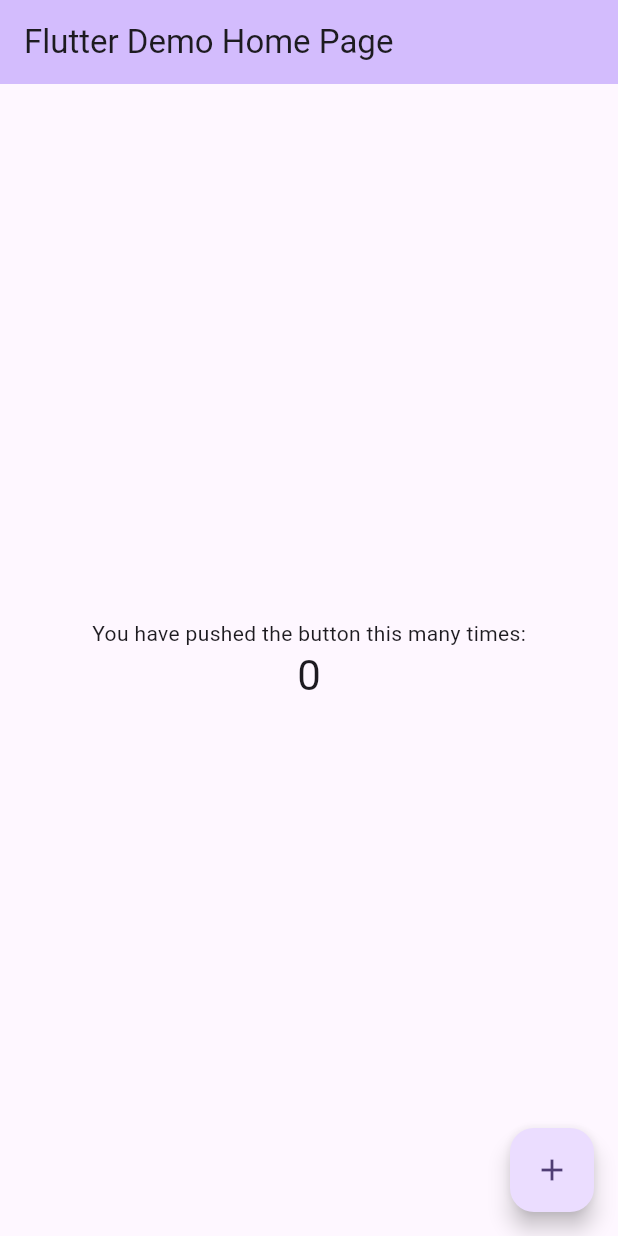
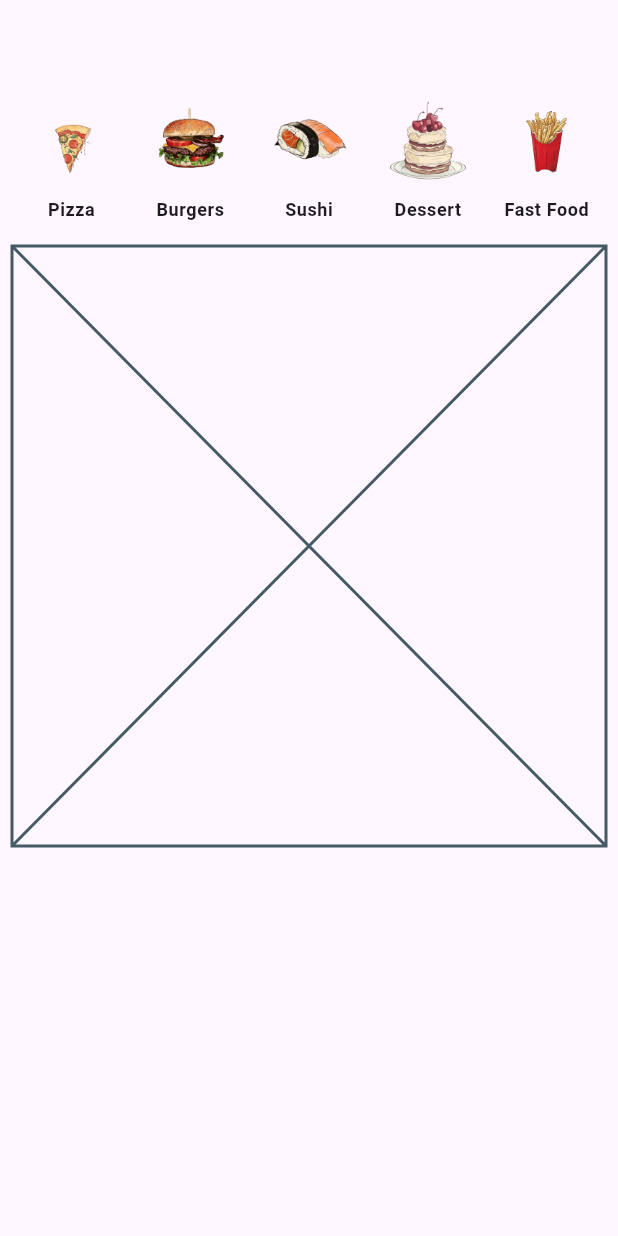
Before and after one commit to Dapo-dan/food_delivery_app, a Flutter app: the screen it shows after launch, on a phone screen of 412 x 824 dp. Run offline on Flutter 3.47's test engine with Material 3 defaults, Android fonts, the phone set to English and light mode, and no system bars; our stand-ins replace bloc, equatable, flutter_bloc, freezed_annotation.

Commit message:
feat: added food categories

```diff
--- a/lib/main.dart
+++ b/lib/main.dart
@@ -1,110 +1,59 @@
 import 'package:flutter/material.dart';
+import 'package:flutter_bloc/flutter_bloc.dart';
+import 'package:food_delivery_app/repositories/food_category_repository.dart';
+import 'package:food_delivery_app/repositories/restaurant_repository.dart';
+import 'package:food_delivery_app/screens/home/home_screen.dart';
+import 'package:food_delivery_app/state/home/home_bloc.dart';
 
 void main() {
-  runApp(const MyApp());
+  const foodCategoryRepository = FoodCategoryRepository();
+  const restaurantRepository = RestaurantRepository();
+
+  runApp(const APpScreen(
+    foodCategoryRepository: foodCategoryRepository,
+    restaurantRepository: restaurantRepository,
+  ));
 }
 
-class MyApp extends StatelessWidget {
-  const MyApp({super.key});
+class APpScreen extends StatelessWidget {
+  const APpScreen({
+    super.key,
+    required this.foodCategoryRepository,
+    required this.restaurantRepository,
+  });
+
+  final FoodCategoryRepository foodCategoryRepository;
+  final RestaurantRepository restaurantRepository;
 
   @override
   Widget build(BuildContext context) {
-    return MaterialApp(
-      title: 'Food Delivery app',
-      debugShowCheckedModeBanner: false,
-      theme: ThemeData(
-        colorScheme: ColorScheme.fromSeed(seedColor: Colors.deepPurple),
-        useMaterial3: true,
+    return MultiRepositoryProvider(
+      providers: [
+        RepositoryProvider.value(value: foodCategoryRepository),
+        RepositoryProvider.value(value: restaurantRepository),
+      ],
+      child: MultiBlocProvider(
+        providers: [
+          // Global scope
+          BlocProvider(
+            create: (context) => HomeBloc(
+              foodCategoryRepository: foodCategoryRepository,
+              restaurantRepository: restaurantRepository,
+            )..add(
+                LoadHomeEvent(),
+              ),
+          ),
+        ],
+        child: MaterialApp(
+          title: 'Food Delivery app',
+          debugShowCheckedModeBanner: false,
+          theme: ThemeData(
+            colorScheme: ColorScheme.fromSeed(seedColor: Colors.deepPurple),
+            useMaterial3: true,
+          ),
+          home: const HomeScreen(),
+        ),
       ),
-      home: const MyHomePage(title: 'Flutter Demo Home Page'),
     );
   }
 }
-
-class MyHomePage extends StatefulWidget {
-  const MyHomePage({super.key, required this.title});
-
-  // This widget is the home page of your application. It is stateful, meaning
-  // that it has a State object (defined below) that contains fields that affect
-  // how it looks.
-
-  // This class is the configuration for the state. It holds the values (in this
-  // case the title) provided by the parent (in this case the App widget) and
-  // used by the build method of the State. Fields in a Widget subclass are
-  // always marked "final".
-
-  final String title;
-
-  @override
-  State<MyHomePage> createState() => _MyHomePageState();
-}
-
-class _MyHomePageState extends State<MyHomePage> {
-  int _counter = 0;
-
-  void _incrementCounter() {
-    setState(() {
-      // This call to setState tells the Flutter framework that something has
-      // changed in this State, which causes it to rerun the build method below
-      // so that the display can reflect the updated values. If we changed
-      // _counter without calling setState(), then the build method would not be
-      // called again, and so nothing would appear to happen.
-      _counter++;
-    });
-  }
-
-  @override
-  Widget build(BuildContext context) {
-    // This method is rerun every time setState is called, for instance as done
-    // by the _incrementCounter method above.
-    //
-    // The Flutter framework has been optimized to make rerunning build methods
-    // fast, so that you can just rebuild anything that needs updating rather
-    // than having to individually change instances of widgets.
-    return Scaffold(
-      appBar: AppBar(
-        // TRY THIS: Try changing the color here to a specific color (to
-        // Colors.amber, perhaps?) and trigger a hot reload to see the AppBar
-        // change color while the other colors stay the same.
-        backgroundColor: Theme.of(context).colorScheme.inversePrimary,
-        // Here we take the value from the MyHomePage object that was created by
-        // the App.build method, and use it to set our appbar title.
-        title: Text(widget.title),
-      ),
-      body: Center(
-        // Center is a layout widget. It takes a single child and positions it
-        // in the middle of the parent.
-        child: Column(
-          // Column is also a layout widget. It takes a list of children and
-          // arranges them vertically. By default, it sizes itself to fit its
-          // children horizontally, and tries to be as tall as its parent.
-          //
-          // Column has various properties to control how it sizes itself and
-          // how it positions its children. Here we use mainAxisAlignment to
-          // center the children vertically; the main axis here is the vertical
-          // axis because Columns are vertical (the cross axis would be
-          // horizontal).
-          //
-          // TRY THIS: Invoke "debug painting" (choose the "Toggle Debug Paint"
-          // action in the IDE, or press "p" in the console), to see the
-          // wireframe for each widget.
-          mainAxisAlignment: MainAxisAlignment.center,
-          children: <Widget>[
-            const Text(
-              'You have pushed the button this many times:',
-            ),
-            Text(
-              '$_counter',
-              style: Theme.of(context).textTheme.headlineMedium,
-            ),
-          ],
-        ),
-      ),
-      floatingActionButton: FloatingActionButton(
-        onPressed: _incrementCounter,
-        tooltip: 'Increment',
-        child: const Icon(Icons.add),
-      ), // This trailing comma makes auto-formatting nicer for build methods.
-    );
-  }
-}
--- /dev/null
+++ b/lib/screens/home/_home_food_categories.dart
@@ -0,0 +1,46 @@
+part of 'home_screen.dart';
+
+class _FoodCategories extends StatelessWidget {
+  const _FoodCategories();
+
+  @override
+  Widget build(BuildContext context) {
+    final textTheme = Theme.of(context).textTheme;
+    final colorScheme = Theme.of(context).colorScheme;
+
+    return BlocBuilder<HomeBloc, HomeState>(
+      builder: (context, state) {
+        return Row(
+            children: state.foodCategories.take(5).map((category) {
+          return Expanded(
+            child: GestureDetector(
+              onTap: () {},
+              child: Column(
+                children: [
+                  CircleAvatar(
+                    radius: 30,
+                    backgroundColor: colorScheme.background,
+                    child: Image.asset(
+                      category.imageUrl,
+                    ),
+                  ),
+                  const SizedBox(
+                    height: 8.0,
+                  ),
+                  Text(
+                    category.name,
+                    maxLines: 1,
+                    overflow: TextOverflow.ellipsis,
+                    style: textTheme.bodySmall!.copyWith(
+                      fontWeight: FontWeight.bold,
+                    ),
+                  )
+                ],
+              ),
+            ),
+          );
+        }).toList());
+      },
+    );
+  }
+}
--- /dev/null
+++ b/lib/screens/home/_home_restaurant_filters.dart
@@ -0,0 +1,10 @@
+part of 'home_screen.dart';
+
+class _RestaurantFilters extends StatelessWidget {
+  const _RestaurantFilters();
+
+  @override
+  Widget build(BuildContext context) {
+    return const Placeholder();
+  }
+}
--- /dev/null
+++ b/lib/screens/home/home_screen.dart
@@ -0,0 +1,54 @@
+import 'package:flutter/material.dart';
+import 'package:flutter_bloc/flutter_bloc.dart';
+import 'package:food_delivery_app/state/home/home_bloc.dart';
+
+part '_home_food_categories.dart';
+part '_home_restaurant_filters.dart';
+
+class HomeScreen extends StatelessWidget {
+  const HomeScreen({super.key});
+
+  @override
+  Widget build(BuildContext context) {
+    return const HomeView();
+  }
+}
+
+class HomeView extends StatelessWidget {
+  const HomeView({super.key});
+
+  @override
+  Widget build(BuildContext context) {
+    return Scaffold(
+      appBar: AppBar(),
+      body: BlocBuilder<HomeBloc, HomeState>(
+        builder: (context, state) {
+          if (state.status == HomeStatus.initial ||
+              state.status == HomeStatus.loading) {
+            return const Center(
+              child: CircularProgressIndicator(),
+            );
+          }
+          if (state.status == HomeStatus.loaded) {
+            return const SingleChildScrollView(
+              padding: EdgeInsets.all(8.0),
+              child: Column(
+                children: [
+                  _FoodCategories(),
+                  SizedBox(height: 16.0,),
+                  _RestaurantFilters(),
+                ],
+              ),
+            );
+          } else {
+            return const Center(
+              child: Text(
+                'Something went wrong!',
+              ),
+            );
+          }
+        },
+      ),
+    );
+  }
+}
--- a/lib/state/home/home_bloc.dart
+++ b/lib/state/home/home_bloc.dart
@@ -15,9 +15,9 @@ class HomeBloc extends Bloc<HomeEvent, HomeState> {
   HomeBloc({
     required FoodCategoryRepository foodCategoryRepository,
     required RestaurantRepository restaurantRepository,
-  }) : _foodCategoryRepository = foodCategoryRepository,
-  _restaurantRepository = restaurantRepository,
-  super(const HomeState()) {
+  })  : _foodCategoryRepository = foodCategoryRepository,
+        _restaurantRepository = restaurantRepository,
+        super(const HomeState()) {
     on<LoadHomeEvent>(_onLoadHome);
   }
 
@@ -28,9 +28,12 @@ class HomeBloc extends Bloc<HomeEvent, HomeState> {
     debugPrint('LoadHomeEvent');
     emit(state.copyWith(status: HomeStatus.loading));
     try {
-      final foodCategoriesFuture = _foodCategoryRepository.fetchFoodCategories();
-      final popularRestaurantsFuture = _restaurantRepository.fetchPopularRestaurants();
-      final featuredRestaurantsFuture = _restaurantRepository.fetchFeaturedRestaurants();
+      final foodCategoriesFuture =
+          _foodCategoryRepository.fetchFoodCategories();
+      final popularRestaurantsFuture =
+          _restaurantRepository.fetchPopularRestaurants();
+      final featuredRestaurantsFuture =
+          _restaurantRepository.fetchFeaturedRestaurants();
 
       final response = await Future.wait([
         foodCategoriesFuture,
@@ -39,23 +42,23 @@ class HomeBloc extends Bloc<HomeEvent, HomeState> {
       ]);
 
       final foodCategories = response[0] as List<FoodCategory>;
-      final popularRestaurants = response[0] as List<Restaurant>;
-      final featuredRestaurants = response[0] as List<Restaurant>;
+      final popularRestaurants = response[1] as List<Restaurant>;
+      final featuredRestaurants = response[2] as List<Restaurant>;
       final shopsNearby = [
         {
           'title': '7-Eleven',
-          'subtitle' : '10 mins',
-          'imageUrl' : 'assets/images/711.png',
+          'subtitle': '10 mins',
+          'imageUrl': 'assets/images/711.png',
         },
         {
           'title': 'Guardian',
-          'subtitle' : '15 mins',
-          'imageUrl' : 'assets/images/guardian.png',
+          'subtitle': '15 mins',
+          'imageUrl': 'assets/images/guardian.png',
         },
         {
           'title': 'Walgreens',
-          'subtitle' : '15 mins',
-          'imageUrl' : 'assets/images/walgreens.png',
+          'subtitle': '15 mins',
+          'imageUrl': 'assets/images/walgreens.png',
         },
       ];
 
@@ -66,11 +69,9 @@ class HomeBloc extends Bloc<HomeEvent, HomeState> {
         featuredRestaurants: featuredRestaurants,
         shopsNearby: shopsNearby,
       ));
-
-    } catch (err){
+    } catch (err) {
       debugPrint(err.toString());
       emit(state.copyWith(status: HomeStatus.error));
-
     }
   }
 }
--- a/lib/state/home/home_state.dart
+++ b/lib/state/home/home_state.dart
@@ -12,20 +12,20 @@ class HomeState extends Equatable {
   const HomeState({
     this.status = HomeStatus.initial,
     this.foodCategories = const [],
-    this.popularRestaurants= const [],
-    this.featuredRestaurants= const [],
-    this.shopsNearby= const [],
+    this.popularRestaurants = const [],
+    this.featuredRestaurants = const [],
+    this.shopsNearby = const [],
   });
 
   HomeState copyWith({
     HomeStatus? status,
     List<FoodCategory>? foodCategories,
-  final List<Restaurant>? popularRestaurants,
-  final List<Restaurant>? featuredRestaurants,
-  final List<dynamic>? shopsNearby,
+    List<Restaurant>? popularRestaurants,
+    List<Restaurant>? featuredRestaurants,
+    List<dynamic>? shopsNearby,
   }) {
     return HomeState(
-    status:  status ?? this.status,
+      status: status ?? this.status,
       foodCategories: foodCategories ?? this.foodCategories,
       popularRestaurants: popularRestaurants ?? this.popularRestaurants,
       featuredRestaurants: featuredRestaurants ?? this.featuredRestaurants,
```
Also changed, not shown: 1 other file. Lines whose indentation alone changed are shown as unchanged.
